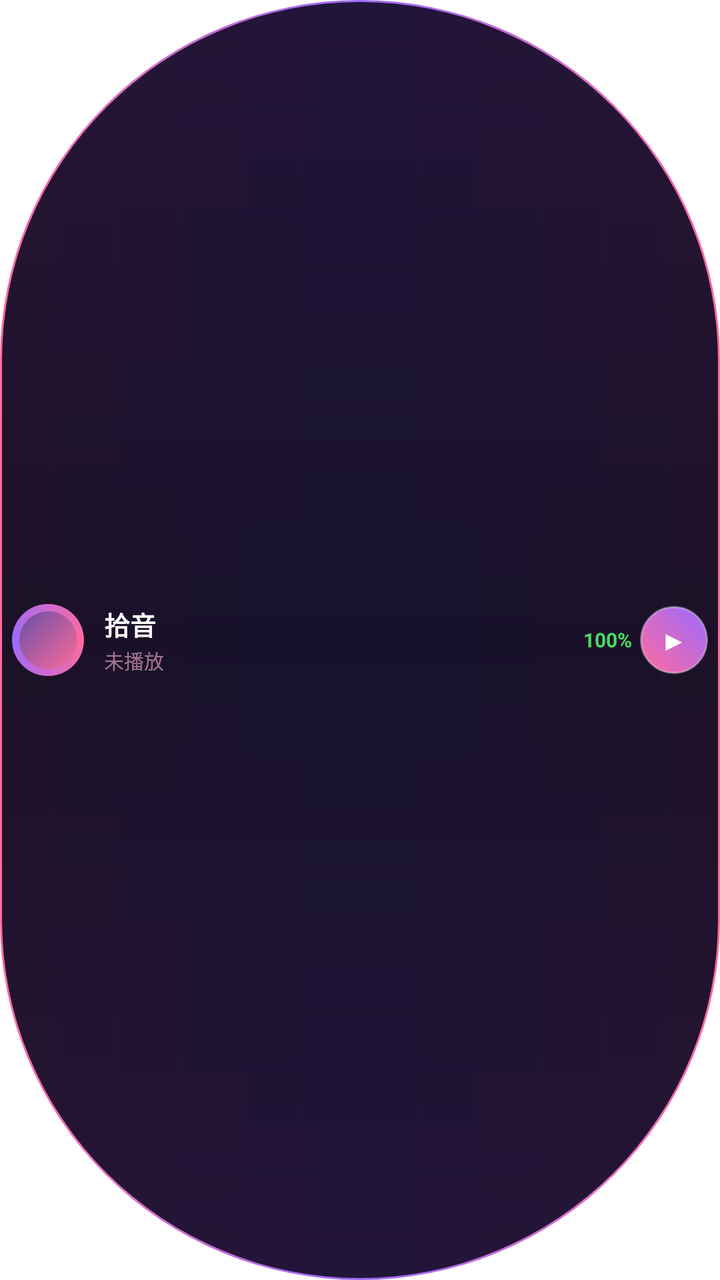
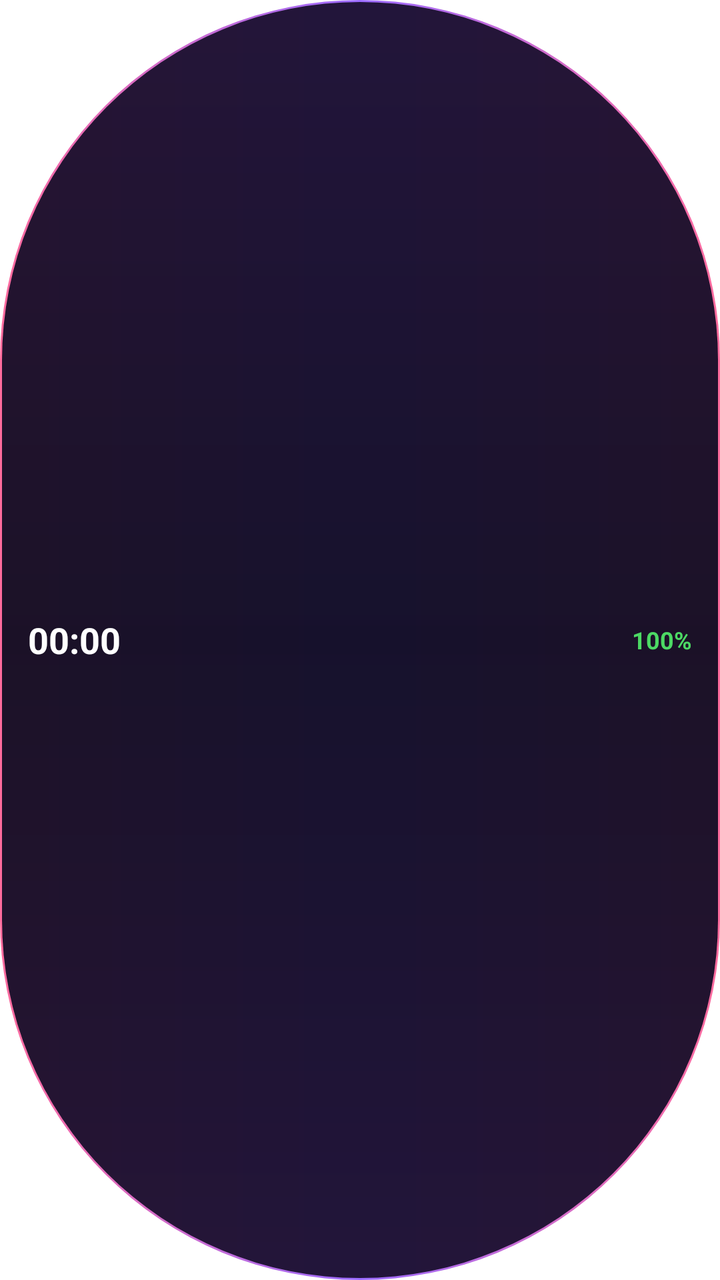

An Android layout rendered at two revisions. The XML below is the earlier revision; the diff shows what the commit changed to produce the second picture.
<!-- AndroidManifest.xml: application theme Theme.MusicPro -->
<!-- res/layout/view_island.xml -->
<?xml version="1.0" encoding="utf-8"?>
<LinearLayout xmlns:android="http://schemas.android.com/apk/res/android"
    android:id="@+id/islandRoot"
    android:layout_width="match_parent"
    android:layout_height="match_parent"
    android:orientation="horizontal"
    android:gravity="center_vertical">

    
    <LinearLayout android:id="@+id/mainIsland"
        android:layout_width="0dp" android:layout_height="match_parent"
        android:layout_weight="1"
        android:orientation="horizontal"
        android:background="@drawable/bg_island"
        android:paddingLeft="6dp" android:paddingRight="6dp"
        android:gravity="center_vertical"
        android:clickable="true" android:focusable="true">

        
        <LinearLayout android:id="@+id/collapsedBox"
            android:layout_width="match_parent" android:layout_height="match_parent"
            android:orientation="horizontal"
            android:gravity="center_vertical">

            <FrameLayout android:layout_width="36dp" android:layout_height="36dp">
                <View android:layout_width="match_parent" android:layout_height="match_parent"
                    android:background="@drawable/bg_cover_ring"/>
                <ImageView android:id="@+id/imgCover"
                    android:layout_width="match_parent" android:layout_height="match_parent"
                    android:layout_margin="3dp"
                    android:src="@mipmap/ic_launcher"
                    android:scaleType="centerCrop"
                    android:clipToOutline="true"/>
            </FrameLayout>

            <LinearLayout android:layout_width="0dp" android:layout_height="wrap_content"
                android:layout_weight="1" android:orientation="vertical"
                android:layout_marginLeft="10dp" android:layout_marginRight="4dp">
                <TextView android:id="@+id/txtTitle"
                    android:layout_width="match_parent" android:layout_height="wrap_content"
                    android:text="拾音" android:textColor="#FFFFFF"
                    android:textSize="13sp" android:textStyle="bold"
                    android:singleLine="true" android:ellipsize="end"/>
                <TextView android:id="@+id/txtMiniLyric"
                    android:layout_width="match_parent" android:layout_height="wrap_content"
                    android:layout_marginTop="1dp"
                    android:text="未播放" android:textColor="#99FFB6D0"
                    android:textSize="10sp"
                    android:singleLine="true" android:ellipsize="end"/>
            </LinearLayout>

            <TextView android:id="@+id/txtBattery"
                android:layout_width="wrap_content" android:layout_height="wrap_content"
                android:text="100%" android:textColor="#4CD964"
                android:textSize="10sp" android:textStyle="bold"
                android:paddingHorizontal="4dp"/>

            <TextView android:id="@+id/btnPlay"
                android:layout_width="34dp" android:layout_height="34dp"
                android:text="▶" android:textSize="14sp"
                android:textColor="#FFFFFF" android:gravity="center"
                android:background="@drawable/bg_island_btn"
                android:clickable="true" android:focusable="true"/>
        </LinearLayout>

        
        <LinearLayout android:id="@+id/expandedBox"
            android:layout_width="match_parent" android:layout_height="wrap_content"
            android:orientation="vertical"
            android:padding="10dp"
            android:visibility="gone">

            <LinearLayout android:layout_width="match_parent"
                android:layout_height="wrap_content" android:orientation="horizontal"
                android:gravity="center_vertical">
                <FrameLayout android:layout_width="42dp" android:layout_height="42dp">
                    <View android:layout_width="match_parent" android:layout_height="match_parent"
                        android:background="@drawable/bg_cover_ring"/>
                    <ImageView android:id="@+id/imgCoverBig"
                        android:layout_width="match_parent" android:layout_height="match_parent"
                        android:layout_margin="3dp"
                        android:src="@mipmap/ic_launcher"
                        android:scaleType="centerCrop"
                        android:clipToOutline="true"/>
                </FrameLayout>
                <LinearLayout android:layout_width="0dp" android:layout_height="wrap_content"
                    android:layout_weight="1" android:orientation="vertical"
                    android:layout_marginLeft="10dp">
                    <TextView android:id="@+id/txtTitleBig"
                        android:layout_width="match_parent" android:layout_height="wrap_content"
                        android:text="拾音" android:textColor="#FFFFFF"
                        android:textSize="14sp" android:textStyle="bold"
                        android:singleLine="true" android:ellipsize="end"/>
                    <TextView android:id="@+id/txtArtistBig"
                        android:layout_width="match_parent" android:layout_height="wrap_content"
                        android:layout_marginTop="1dp"
                        android:text="" android:textColor="#8E8E93"
                        android:textSize="10sp"
                        android:singleLine="true" android:ellipsize="end"/>
                </LinearLayout>
                <TextView android:id="@+id/btnClose"
                    android:layout_width="30dp" android:layout_height="30dp"
                    android:text="✕" android:textSize="14sp"
                    android:textColor="#8E8E93" android:gravity="center"
                    android:clickable="true" android:focusable="true"/>
            </LinearLayout>

            <LinearLayout android:layout_width="match_parent"
                android:layout_height="100dp" android:orientation="vertical"
                android:layout_marginTop="6dp" android:gravity="center_vertical">
                <TextView android:id="@+id/lyric1"
                    android:layout_width="match_parent" android:layout_height="0dp"
                    android:layout_weight="1" android:text=""
                    android:textColor="#22FFFFFF" android:textSize="10sp"
                    android:gravity="center" android:singleLine="true" android:ellipsize="end"/>
                <TextView android:id="@+id/lyric2"
                    android:layout_width="match_parent" android:layout_height="0dp"
                    android:layout_weight="1.1" android:text=""
                    android:textColor="#88FFFFFF" android:textSize="12sp"
                    android:gravity="center" android:singleLine="true" android:ellipsize="end"/>
                <TextView android:id="@+id/lyric3"
                    android:layout_width="match_parent" android:layout_height="0dp"
                    android:layout_weight="1.4" android:text="♪"
                    android:textColor="#FF6B9D" android:textSize="15sp" android:textStyle="bold"
                    android:gravity="center" android:singleLine="true" android:ellipsize="end"/>
                <TextView android:id="@+id/lyric4"
                    android:layout_width="match_parent" android:layout_height="0dp"
                    android:layout_weight="1.1" android:text=""
                    android:textColor="#88FFFFFF" android:textSize="12sp"
                    android:gravity="center" android:singleLine="true" android:ellipsize="end"/>
                <TextView android:id="@+id/lyric5"
                    android:layout_width="match_parent" android:layout_height="0dp"
                    android:layout_weight="1" android:text=""
                    android:textColor="#22FFFFFF" android:textSize="10sp"
                    android:gravity="center" android:singleLine="true" android:ellipsize="end"/>
            </LinearLayout>

            <LinearLayout android:layout_width="match_parent"
                android:layout_height="wrap_content" android:orientation="horizontal"
                android:layout_marginTop="4dp" android:gravity="center_vertical">
                <TextView android:id="@+id/txtTimeCur"
                    android:layout_width="wrap_content" android:layout_height="wrap_content"
                    android:text="0:00" android:textColor="#8E8E93"
                    android:textSize="9sp" android:minWidth="26dp"/>
                <SeekBar android:id="@+id/seek"
                    android:layout_width="0dp" android:layout_height="wrap_content"
                    android:layout_weight="1" android:layout_marginHorizontal="4dp"
                    android:maxHeight="3dp" android:minHeight="3dp" android:max="1000"
                    android:progressTint="#FFFFFF" android:progressBackgroundTint="#33FFFFFF"
                    android:thumbTint="#FFFFFF"/>
                <TextView android:id="@+id/txtTimeTot"
                    android:layout_width="wrap_content" android:layout_height="wrap_content"
                    android:text="0:00" android:textColor="#8E8E93"
                    android:textSize="9sp" android:minWidth="26dp" android:gravity="right"/>
            </LinearLayout>

            <LinearLayout android:layout_width="match_parent"
                android:layout_height="52dp" android:orientation="horizontal"
                android:layout_marginTop="4dp" android:gravity="center">
                <TextView android:id="@+id/btnPrev"
                    android:layout_width="0dp" android:layout_height="match_parent"
                    android:layout_weight="1"
                    android:text="⏮" android:textSize="20sp"
                    android:textColor="#FFFFFF" android:gravity="center"
                    android:clickable="true" android:focusable="true"/>
                <FrameLayout android:layout_width="0dp" android:layout_height="match_parent"
                    android:layout_weight="1.2">
                    <TextView android:id="@+id/btnPlayBig"
                        android:layout_width="46dp" android:layout_height="46dp"
                        android:layout_gravity="center"
                        android:text="▶" android:textSize="18sp"
                        android:textColor="#0D0B1F" android:gravity="center"
                        android:background="@drawable/bg_island_playbig"
                        android:clickable="true" android:focusable="true"/>
                </FrameLayout>
                <TextView android:id="@+id/btnNext"
                    android:layout_width="0dp" android:layout_height="match_parent"
                    android:layout_weight="1"
                    android:text="⏭" android:textSize="20sp"
                    android:textColor="#FFFFFF" android:gravity="center"
                    android:clickable="true" android:focusable="true"/>
            </LinearLayout>
        </LinearLayout>
    </LinearLayout>

    
    <LinearLayout android:id="@+id/notifBox"
        android:layout_width="0dp" android:layout_height="match_parent"
        android:orientation="horizontal"
        android:background="@drawable/bg_island"
        android:paddingHorizontal="10dp"
        android:layout_marginLeft="4dp"
        android:gravity="center_vertical"
        android:visibility="gone">

        <ImageView android:id="@+id/notifIcon"
            android:layout_width="28dp" android:layout_height="28dp"
            android:scaleType="centerCrop"/>

        <LinearLayout android:layout_width="0dp" android:layout_height="wrap_content"
            android:layout_weight="1" android:orientation="vertical"
            android:layout_marginLeft="8dp">
            <TextView android:id="@+id/notifTitle"
                android:layout_width="match_parent" android:layout_height="wrap_content"
                android:text="通知" android:textColor="#FFFFFF"
                android:textSize="12sp" android:textStyle="bold"
                android:singleLine="true" android:ellipsize="end"/>
            <TextView android:id="@+id/notifText"
                android:layout_width="match_parent" android:layout_height="wrap_content"
                android:layout_marginTop="1dp"
                android:text="" android:textColor="#99FFFFFF"
                android:textSize="10sp"
                android:singleLine="true" android:ellipsize="end"/>
        </LinearLayout>
    </LinearLayout>
</LinearLayout>
<!-- resources referenced by this layout -->
<resources>
  <!-- drawable bg_cover_ring (drawable) -->
  <?xml version="1.0" encoding="utf-8"?>
  <shape xmlns:android="http://schemas.android.com/apk/res/android" android:shape="oval">
      <gradient android:type="sweep"
          android:startColor="#FF6B9D"
          android:centerColor="#9B6BFF"
          android:endColor="#FF6B9D"/>
  </shape>
  <!-- drawable bg_island (drawable) -->
  <?xml version="1.0" encoding="utf-8"?>
  <layer-list xmlns:android="http://schemas.android.com/apk/res/android">
      <item>
          <shape>
              <corners android:radius="1000dp"/>
              <gradient android:type="linear" android:angle="0"
                  android:startColor="#FF6B9D"
                  android:centerColor="#9B6BFF"
                  android:endColor="#FF6B9D"/>
          </shape>
      </item>
      <item android:left="1dp" android:top="1dp" android:right="1dp" android:bottom="1dp">
          <shape>
              <corners android:radius="1000dp"/>
              <gradient android:type="linear" android:angle="90"
                  android:startColor="#F01A0F2E"
                  android:centerColor="#F00D0B1F"
                  android:endColor="#F01A0F2E"/>
          </shape>
      </item>
  </layer-list>
  <!-- drawable bg_island_btn (drawable) -->
  <?xml version="1.0" encoding="utf-8"?>
  <shape xmlns:android="http://schemas.android.com/apk/res/android" android:shape="oval">
      <gradient android:angle="45"
          android:startColor="#FF6B9D" android:endColor="#9B6BFF"/>
      <stroke android:width="1dp" android:color="#55FFFFFF"/>
  </shape>
  <!-- drawable bg_island_playbig (drawable) -->
  <?xml version="1.0" encoding="utf-8"?>
  <shape xmlns:android="http://schemas.android.com/apk/res/android" android:shape="oval">
      <gradient android:angle="45"
          android:startColor="#FFFFFF" android:endColor="#E8DFFF"/>
  </shape>
  <!-- mipmap ic_launcher: png bitmap (mipmap-hdpi, 1327 bytes) -->
  <style name="Theme.MusicPro" parent="Theme.MaterialComponents.DayNight.NoActionBar">
          <item name="colorPrimary">@color/primary</item>
          <item name="android:statusBarColor">@android:color/transparent</item>
          <item name="android:navigationBarColor">@android:color/transparent</item>
          <item name="android:windowLightStatusBar">false</item>
      </style>
  <color name="primary">#6750A4</color>
</resources>

<!-- the commit's change to res/layout/view_island.xml (unified diff, before → after) -->
@@ -6,21 +6,50 @@
     android:orientation="horizontal"
     android:gravity="center_vertical">
 
-    
-    <LinearLayout android:id="@+id/mainIsland"
+    <FrameLayout android:id="@+id/mainIsland"
         android:layout_width="0dp" android:layout_height="match_parent"
         android:layout_weight="1"
-        android:orientation="horizontal"
-        android:background="@drawable/bg_island"
-        android:paddingLeft="6dp" android:paddingRight="6dp"
-        android:gravity="center_vertical"
-        android:clickable="true" android:focusable="true">
+        android:background="@drawable/bg_island">
+
+        
+        <LinearLayout android:id="@+id/lifeCollapsed"
+            android:layout_width="match_parent" android:layout_height="match_parent"
+            android:orientation="horizontal"
+            android:paddingHorizontal="14dp"
+            android:gravity="center_vertical"
+            android:clickable="true" android:focusable="true">
+
+            <TextView android:id="@+id/txtLifeTime"
+                android:layout_width="wrap_content" android:layout_height="wrap_content"
+                android:text="00:00"
+                android:textSize="18sp" android:textStyle="bold"
+                android:textColor="#FFFFFF"/>
+
+            <View android:layout_width="0dp" android:layout_height="1dp"
+                android:layout_weight="1"/>
+
+            <TextView android:id="@+id/txtLifeDate"
+                android:layout_width="wrap_content" android:layout_height="wrap_content"
+                android:text=""
+                android:textSize="11sp"
+                android:textColor="#B8A8E8"/>
+
+            <TextView android:id="@+id/txtLifeBattery"
+                android:layout_width="wrap_content" android:layout_height="wrap_content"
+                android:layout_marginLeft="10dp"
+                android:text="100%"
+                android:textSize="12sp" android:textStyle="bold"
+                android:textColor="#4CD964"/>
+        </LinearLayout>
 
         
         <LinearLayout android:id="@+id/collapsedBox"
             android:layout_width="match_parent" android:layout_height="match_parent"
             android:orientation="horizontal"
-            android:gravity="center_vertical">
+            android:paddingLeft="6dp" android:paddingRight="6dp"
+            android:gravity="center_vertical"
+            android:visibility="gone"
+            android:clickable="true" android:focusable="true">
 
             <FrameLayout android:layout_width="36dp" android:layout_height="36dp">
                 <View android:layout_width="match_parent" android:layout_height="match_parent"
@@ -44,7 +73,7 @@
                 <TextView android:id="@+id/txtMiniLyric"
                     android:layout_width="match_parent" android:layout_height="wrap_content"
                     android:layout_marginTop="1dp"
-                    android:text="未播放" android:textColor="#99FFB6D0"
+                    android:text="" android:textColor="#99FFB6D0"
                     android:textSize="10sp"
                     android:singleLine="true" android:ellipsize="end"/>
             </LinearLayout>
@@ -60,6 +89,111 @@
                 android:text="▶" android:textSize="14sp"
                 android:textColor="#FFFFFF" android:gravity="center"
                 android:background="@drawable/bg_island_btn"
+                android:clickable="true" android:focusable="true"/>
+        </LinearLayout>
+
+        
+        <LinearLayout android:id="@+id/lifeExpanded"
+            android:layout_width="match_parent" android:layout_height="wrap_content"
+            android:orientation="vertical"
+            android:padding="16dp"
+            android:visibility="gone">
+
+            <TextView android:id="@+id/txtLifeBigTime"
+                android:layout_width="match_parent" android:layout_height="wrap_content"
+                android:gravity="center"
+                android:text="00:00"
+                android:textSize="48sp" android:textStyle="bold"
+                android:textColor="#FFFFFF"/>
+
+            <TextView android:id="@+id/txtLifeBigDate"
+                android:layout_width="match_parent" android:layout_height="wrap_content"
+                android:layout_marginTop="4dp"
+                android:gravity="center"
+                android:text=""
+                android:textSize="13sp"
+                android:textColor="#B8A8E8"/>
+
+            <TextView android:id="@+id/txtLifeAlarm"
+                android:layout_width="match_parent" android:layout_height="wrap_content"
+                android:layout_marginTop="6dp"
+                android:gravity="center"
+                android:text="⏰ 未设置"
+                android:textSize="12sp"
+                android:textColor="#FFB6D0"/>
+
+            <TextView android:id="@+id/txtLifeBigBattery"
+                android:layout_width="match_parent" android:layout_height="wrap_content"
+                android:layout_marginTop="6dp"
+                android:gravity="center"
+                android:text="电量 100%"
+                android:textSize="14sp" android:textStyle="bold"
+                android:textColor="#4CD964"/>
+
+            <LinearLayout android:layout_width="match_parent"
+                android:layout_height="wrap_content"
+                android:orientation="vertical"
+                android:layout_marginTop="14dp"
+                android:padding="12dp"
+                android:background="@drawable/card_bg_solid">
+
+                <TextView android:layout_width="wrap_content" android:layout_height="wrap_content"
+                    android:text="最近通知"
+                    android:textSize="11sp"
+                    android:textColor="#88FFFFFF"/>
+
+                <TextView android:id="@+id/txtLifeNotifTitle"
+                    android:layout_width="match_parent" android:layout_height="wrap_content"
+                    android:layout_marginTop="4dp"
+                    android:text="暂无通知"
+                    android:textSize="13sp" android:textStyle="bold"
+                    android:textColor="#FFFFFF"
+                    android:singleLine="true" android:ellipsize="end"/>
+
+                <TextView android:id="@+id/txtLifeNotifText"
+                    android:layout_width="match_parent" android:layout_height="wrap_content"
+                    android:layout_marginTop="2dp"
+                    android:text=""
+                    android:textSize="11sp"
+                    android:textColor="#B8A8E8"
+                    android:singleLine="true" android:ellipsize="end"/>
+            </LinearLayout>
+
+            <LinearLayout android:layout_width="match_parent"
+                android:layout_height="44dp"
+                android:orientation="horizontal"
+                android:layout_marginTop="12dp"
+                android:weightSum="2">
+
+                <TextView android:id="@+id/btnLifeMusic"
+                    android:layout_width="0dp" android:layout_height="match_parent"
+                    android:layout_weight="1"
+                    android:text="♪ 打开音乐"
+                    android:textSize="13sp" android:textColor="#FFFFFF"
+                    android:gravity="center"
+                    android:background="@drawable/btn_gradient"
+                    android:layout_marginRight="6dp"
+                    android:clickable="true" android:focusable="true"/>
+
+                <TextView android:id="@+id/btnLifeSettings"
+                    android:layout_width="0dp" android:layout_height="match_parent"
+                    android:layout_weight="1"
+                    android:text="⚙ 设置"
+                    android:textSize="13sp" android:textColor="#FFFFFF"
+                    android:gravity="center"
+                    android:background="@drawable/card_bg_solid"
+                    android:layout_marginLeft="6dp"
+                    android:clickable="true" android:focusable="true"/>
+            </LinearLayout>
+
+            <TextView android:id="@+id/btnLifeClose"
+                android:layout_width="wrap_content" android:layout_height="wrap_content"
+                android:layout_gravity="end"
+                android:layout_marginTop="8dp"
+                android:text="收起"
+                android:textSize="11sp"
+                android:textColor="#8E8E93"
+                android:padding="6dp"
                 android:clickable="true" android:focusable="true"/>
         </LinearLayout>
 
@@ -181,7 +315,7 @@
                     android:clickable="true" android:focusable="true"/>
             </LinearLayout>
         </LinearLayout>
-    </LinearLayout>
+    </FrameLayout>
 
     
     <LinearLayout android:id="@+id/notifBox"
@@ -192,11 +326,9 @@
         android:layout_marginLeft="4dp"
         android:gravity="center_vertical"
         android:visibility="gone">
-
         <ImageView android:id="@+id/notifIcon"
             android:layout_width="28dp" android:layout_height="28dp"
             android:scaleType="centerCrop"/>
-
         <LinearLayout android:layout_width="0dp" android:layout_height="wrap_content"
             android:layout_weight="1" android:orientation="vertical"
             android:layout_marginLeft="8dp">
<!-- resource entries referenced after the edit -->
@@ -43,6 +43,20 @@
       <gradient android:angle="45"
           android:startColor="#FFFFFF" android:endColor="#E8DFFF"/>
   </shape>
+  <!-- drawable btn_gradient (drawable) -->
+  <?xml version="1.0" encoding="utf-8"?>
+  <shape xmlns:android="http://schemas.android.com/apk/res/android">
+      <corners android:radius="24dp"/>
+      <gradient android:angle="45"
+          android:startColor="#FF6B9D" android:endColor="#9B6BFF"/>
+  </shape>
+  <!-- drawable card_bg_solid (drawable) -->
+  <?xml version="1.0" encoding="utf-8"?>
+  <shape xmlns:android="http://schemas.android.com/apk/res/android">
+      <corners android:radius="20dp"/>
+      <solid android:color="#33FFFFFF"/>
+      <stroke android:width="1dp" android:color="#44FFFFFF"/>
+  </shape>
   <!-- mipmap ic_launcher: png bitmap (mipmap-hdpi, 1327 bytes) -->
   <style name="Theme.MusicPro" parent="Theme.MaterialComponents.DayNight.NoActionBar">
           <item name="colorPrimary">@color/primary</item>
